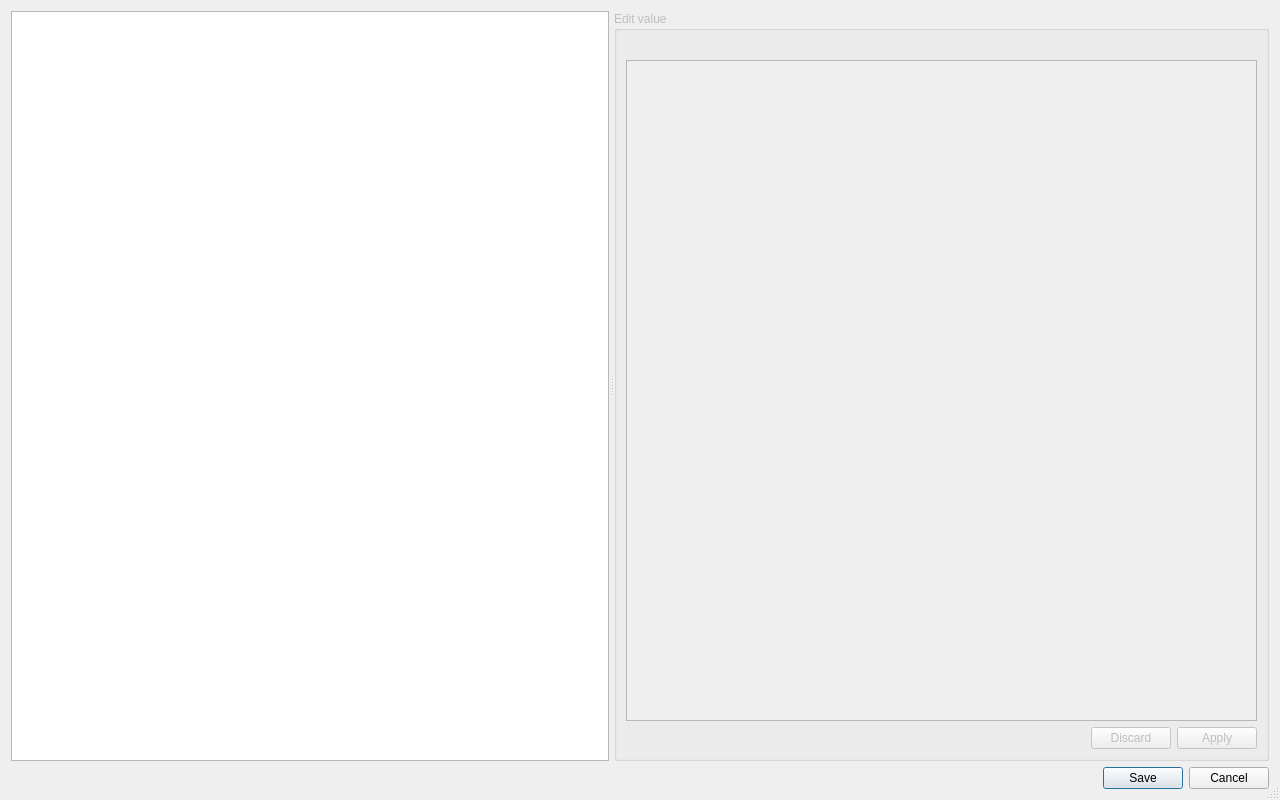
Old version of the form src/ui/ui_editor.ui in the repository nextgis/qgis_metatools.
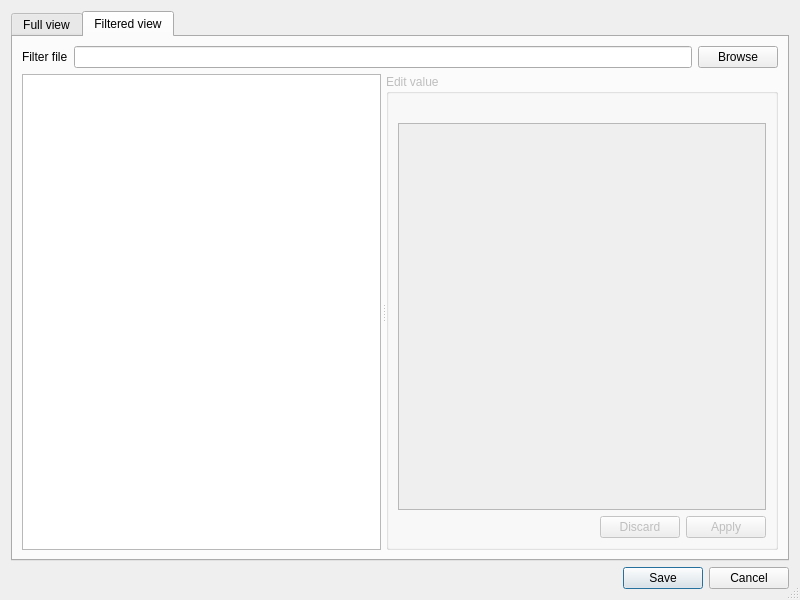
New version of the form. The open tabs and pages were chosen to show the change.

Commit message: add filtered view in editor dialog

The edit to the form file:
```diff
--- a/src/ui/ui_editor.ui
+++ b/src/ui/ui_editor.ui
@@ -6,8 +6,8 @@
    <rect>
     <x>0</x>
     <y>0</y>
-    <width>1280</width>
-    <height>800</height>
+    <width>800</width>
+    <height>600</height>
    </rect>
   </property>
   <property name="windowTitle">
@@ -18,6 +18,16 @@
   </property>
   <layout class="QVBoxLayout" name="verticalLayout">
    <item>
+    <widget class="QTabWidget" name="tabWidget">
+     <property name="currentIndex">
+      <number>0</number>
+     </property>
+     <widget class="QWidget" name="tab">
+      <attribute name="title">
+       <string>Full view</string>
+      </attribute>
+      <layout class="QVBoxLayout" name="verticalLayout_3">
+       <item>
     <widget class="QSplitter" name="splitter">
      <property name="orientation">
       <enum>Qt::Horizontal</enum>
@@ -59,6 +69,86 @@
          <property name="standardButtons">
           <set>QDialogButtonBox::Apply|QDialogButtonBox::Discard</set>
          </property>
+            </widget>
+           </item>
+          </layout>
+         </widget>
+        </widget>
+       </item>
+      </layout>
+     </widget>
+     <widget class="QWidget" name="tab_2">
+      <attribute name="title">
+       <string>Filtered view</string>
+      </attribute>
+      <layout class="QVBoxLayout" name="verticalLayout_5">
+       <item>
+        <layout class="QHBoxLayout" name="horizontalLayout">
+         <item>
+          <widget class="QLabel" name="label">
+           <property name="text">
+            <string>Filter file</string>
+           </property>
+          </widget>
+         </item>
+         <item>
+          <widget class="QLineEdit" name="filterLineEdit"/>
+         </item>
+         <item>
+          <widget class="QPushButton" name="selectFilterButton">
+           <property name="text">
+            <string>Browse</string>
+           </property>
+          </widget>
+         </item>
+        </layout>
+       </item>
+       <item>
+        <widget class="QSplitter" name="splitter_2">
+         <property name="orientation">
+          <enum>Qt::Horizontal</enum>
+         </property>
+         <property name="opaqueResize">
+          <bool>true</bool>
+         </property>
+         <property name="handleWidth">
+          <number>5</number>
+         </property>
+         <widget class="QTreeView" name="filterTreeView">
+          <property name="animated">
+           <bool>true</bool>
+          </property>
+         </widget>
+         <widget class="QGroupBox" name="filterEditorGroupBox">
+          <property name="enabled">
+           <bool>false</bool>
+          </property>
+          <property name="title">
+           <string>Edit value</string>
+          </property>
+          <layout class="QVBoxLayout" name="verticalLayout_4">
+           <item>
+            <widget class="QLabel" name="filterNodePathLabel">
+             <property name="text">
+              <string/>
+             </property>
+             <property name="wordWrap">
+              <bool>true</bool>
+             </property>
+            </widget>
+           </item>
+           <item>
+            <widget class="QTextEdit" name="filterValueTextEdit"/>
+           </item>
+           <item>
+            <widget class="QDialogButtonBox" name="filterValueButtonBox">
+             <property name="standardButtons">
+              <set>QDialogButtonBox::Apply|QDialogButtonBox::Discard</set>
+             </property>
+            </widget>
+           </item>
+          </layout>
+         </widget>
         </widget>
        </item>
       </layout>
```
Lines whose indentation alone changed are shown as unchanged. The commit also changes 3 other files.
